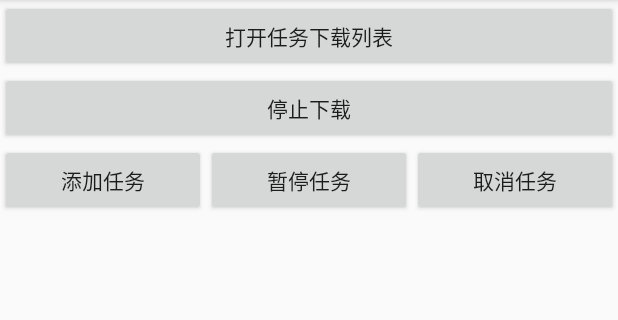
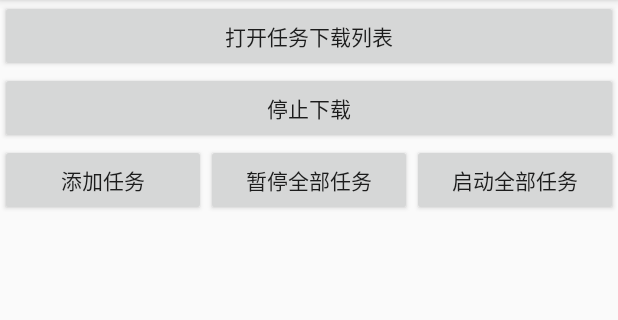
Before and after one commit to sunheihei/DownloadDemo, an Android app: the screen it shows after launch (MainActivity), on a phone screen of 412 x 824 dp, the part 84-404 px from its top. Run offline under Robolectric (Android 15) with nearby library versions, the phone set to English and light mode, and no system bars; libraries missing offline, so code that uses them is left out: com.liulishuo.okdownload; 1 statement that could not run was skipped.

Commit message:
下载demo临时提交2

```diff
--- a/app/build.gradle
+++ b/app/build.gradle
@@ -45,6 +45,7 @@ dependencies {
     implementation 'com.tbruyelle.rxpermissions2:rxpermissions:0.9.5@aar'
     implementation 'io.reactivex.rxjava2:rxandroid:2.1.1'
     implementation 'io.reactivex.rxjava2:rxjava:2.1.1'
+    implementation 'com.google.android.material:material:1.3.0-alpha01'
     implementation 'com.squareup.okhttp3:okhttp:4.3.1'
     implementation "com.liulishuo.okdownload:okdownload:1.0.7"
     implementation "com.liulishuo.okdownload:sqlite:1.0.7"
--- a/app/src/main/java/com/sunexample/downloaddemo/Const.kt
+++ b/app/src/main/java/com/sunexample/downloaddemo/Const.kt
@@ -11,4 +11,14 @@ object Const {
     val CURRENTOFFSET = "FireCurrentOffset"
     val TOTALLENGTH = "FireTotalLength"
 
+
+    val TAG_START_NEW_TASK = "start_new_task"
+    val TAG_RESTART_TASK = "restart_task"
+    val TAG_START_ALL_TASK = "start_all_task"
+    val TAG_STOP_TASK = "stop_task"
+    val TAG_STOP_ALL_TASK = "stop_all_task"
+
+    val TAG_TASK = "tag_task"
+
+
 }
--- a/app/src/main/java/com/sunexample/downloaddemo/MainActivity.kt
+++ b/app/src/main/java/com/sunexample/downloaddemo/MainActivity.kt
@@ -26,10 +26,17 @@ class MainActivity : AppCompatActivity() {
         "http://dl.hdslb.com/mobile/latest/iBiliPlayer-bilibili140.apk"
         ,
         "http://122.246.10.36/imtt.dd.qq.com/16891/apk/7811D2FD0459429C4ED6916EC4879B28.apk?mkey=5ef18de3b78d2fd2&f=0af0&fsname=com.sina.weibo_10.6.2_4487.apk&csr=db5e&cip=183.141.9.39&proto=http"
+        ,
+        "https://dl-android.keepcdn.com/release/apk/keep_adhub_cpa__jinbang_05_6.43.0_71592a0f.apk"
+        ,
+        "http://imtt.dd.qq.com/16891/apk/EB8582F240BC4973BD34903B951F1740.apk?fsname=com.baidu.netdisk_10.1.31_1199.apk&csr=db5e"
+        ,
+        "http://m.down.sandai.net/MobileThunder/Android_6.23.2.6980/thunder-6.23.2.6980-stable-release-jiagu-fufei91.apk"
     )
 
 
-    private val taskname = listOf("微信.apk", "网易云音乐.apk", "bilbil.apk", "Sina.apk")
+    private val taskname =
+        listOf("微信.apk", "网易云音乐.apk", "bilbil.apk", "Sina.apk", "keep.apk", "百度网盘.apk", "迅雷.apk")
 
     private var curtask = 0
 
@@ -53,9 +60,12 @@ class MainActivity : AppCompatActivity() {
 
 
         add_task.setOnClickListener {
-            if (curtask < 4) {
-           //添加并启动任务
-                DownloadTaskManager.StartTask(this,Task(taskname[curtask],taskurl[curtask],"",0,0))
+            if (curtask < 7) {
+                //添加并启动任务
+                DownloadTaskManager.StartNewTask(
+                    this,
+                    Task(taskname[curtask], taskurl[curtask], "", 0, 0)
+                )
                 curtask++
             }
         }
@@ -64,12 +74,12 @@ class MainActivity : AppCompatActivity() {
             stopService(Intent(this, TaskService::class.java))
         }
 
-        pause_task.setOnClickListener {
-
+        pause_all_task.setOnClickListener {
+            startService(Intent(this, TaskService::class.java).setAction(Const.TAG_STOP_ALL_TASK))
         }
 
-        remove_task.setOnClickListener {
-
+        start_all_task.setOnClickListener {
+            startService(Intent(this, TaskService::class.java).setAction(Const.TAG_START_ALL_TASK))
         }
 
     }
--- a/app/src/main/res/layout/activity_main.xml
+++ b/app/src/main/res/layout/activity_main.xml
@@ -14,10 +14,10 @@
         android:text="打开任务下载列表" />
 
     <Button
-        android:text="停止下载"
         android:id="@+id/stop_download"
         android:layout_width="match_parent"
-        android:layout_height="wrap_content" />
+        android:layout_height="wrap_content"
+        android:text="停止下载" />
 
 
     <LinearLayout
@@ -34,19 +34,19 @@
 
 
         <Button
-            android:id="@+id/pause_task"
+            android:id="@+id/pause_all_task"
             android:layout_width="0dp"
             android:layout_height="wrap_content"
             android:layout_weight="1"
-            android:text="暂停任务" />
+            android:text="暂停全部任务" />
 
 
         <Button
-            android:id="@+id/remove_task"
+            android:id="@+id/start_all_task"
             android:layout_width="0dp"
             android:layout_height="wrap_content"
             android:layout_weight="1"
-            android:text="取消任务" />
+            android:text="启动全部任务" />
 
 
     </LinearLayout>
```
Also changed, not shown: app/src/main/java/com/sunexample/downloaddemo/DownloadTaskManager.kt (+37 -18 lines), app/src/main/java/com/sunexample/downloaddemo/TaskListActivity.kt (+35 -4 lines), app/src/main/java/com/sunexample/downloaddemo/TaskService.kt (+82 -27 lines), app/src/main/java/com/sunexample/downloaddemo/adapter/TaskAdapter.kt (+42 -14 lines), app/src/main/java/com/sunexample/downloaddemo/utils.kt (+44 -0 lines), app/src/main/res/layout/task_item_layout.xml (+8 -3 lines).
